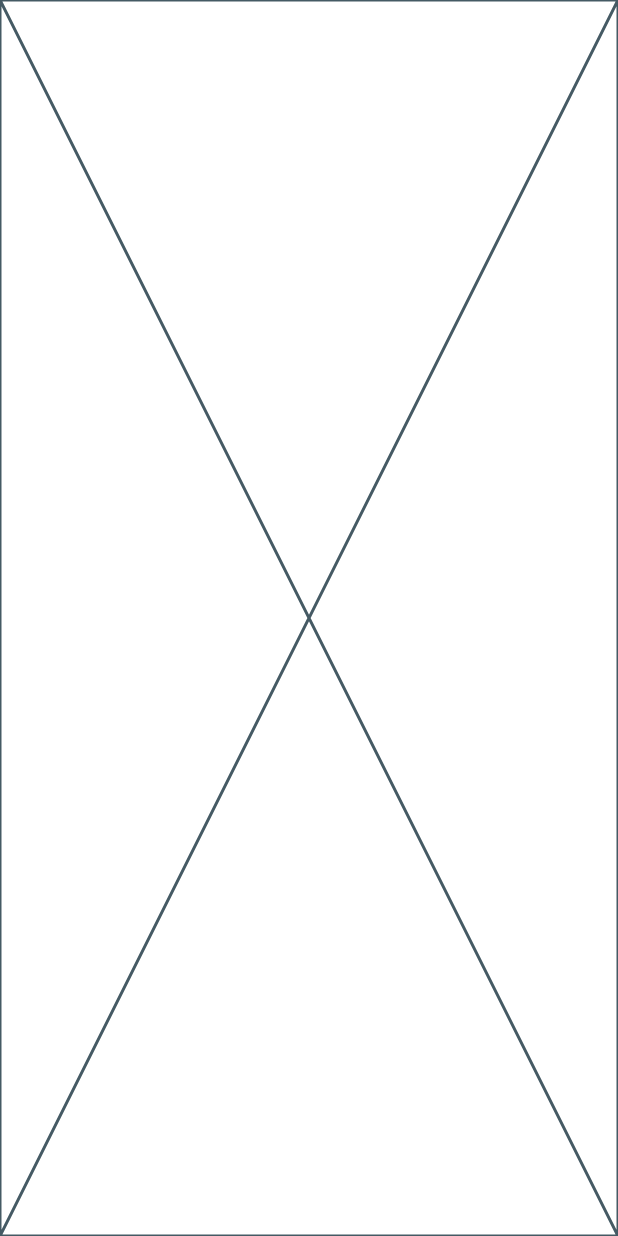
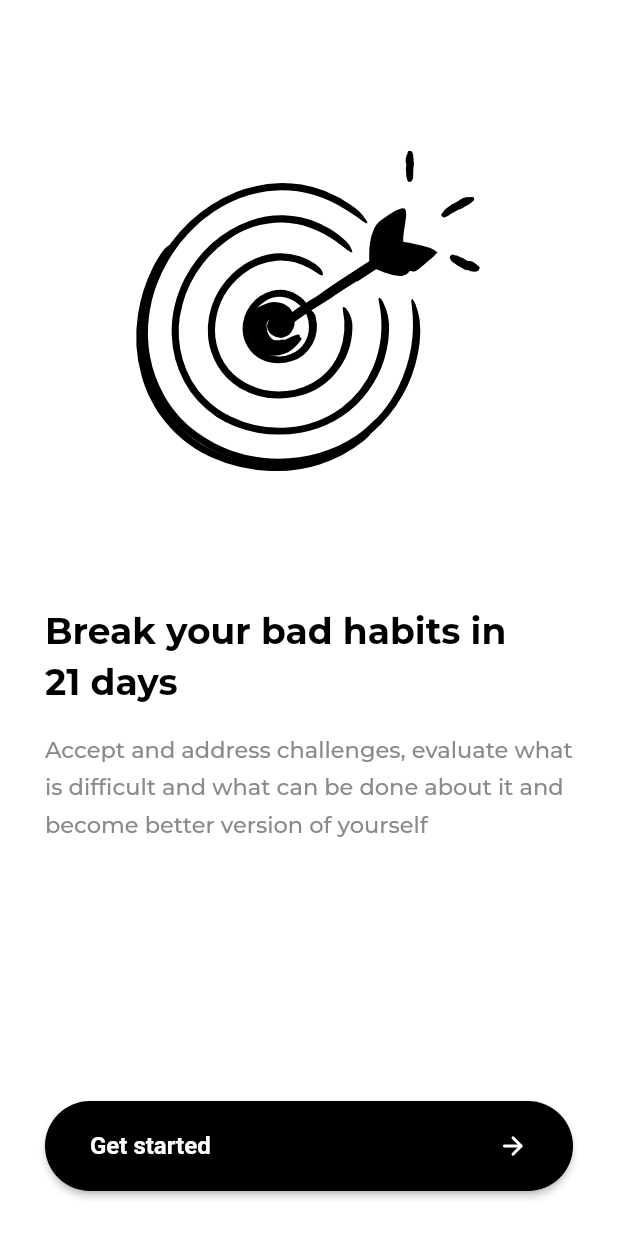
Before and after one commit to morismoze/flutter-debut, a Flutter app: the OnboardingScreen screen opened by its route, on a phone screen of 412 x 824 dp. Run offline on Flutter 3.47's test engine with Material 2 defaults, Android fonts, the phone set to English and light mode, and no system bars; our stand-ins replace flutter_svg, google_fonts, shared_preferences; accounts and stored records are empty; generated files the repository leaves out were written again.

Commit message:
Start implementing onboarding screen

```diff
--- a/lib/data/sharedpref/shared_preferences_constants.dart
+++ b/lib/data/sharedpref/shared_preferences_constants.dart
@@ -1,5 +1,5 @@
 class Preferences {
   Preferences._();
 
-  static const String is_onboarded = "isOnboarded";
+  static const String isOnboarded = "isOnboarded";
 }
--- a/lib/data/sharedpref/shared_preferences_helper.dart
+++ b/lib/data/sharedpref/shared_preferences_helper.dart
@@ -13,10 +13,10 @@ class SharedPreferencesHelper {
   }
 
   static bool? get isOnboarded {
-    return _sharedPreferences.getBool(Preferences.is_onboarded);
+    return _sharedPreferences.getBool(Preferences.isOnboarded);
   }
 
   static Future<bool> setIsOnboarded(bool isOnboarded) async {
-    return _sharedPreferences.setBool(Preferences.is_onboarded, isOnboarded);
+    return _sharedPreferences.setBool(Preferences.isOnboarded, isOnboarded);
   }
 }
--- /dev/null
+++ b/lib/l10n/I10n.yaml
@@ -0,0 +1,3 @@
+arb-dir: lib/l10n
+template-arb-file: app_en.arb
+output-localization-file: app_localizations.dart
--- /dev/null
+++ b/lib/l10n/app_en.arb
@@ -0,0 +1,5 @@
+{
+  "onboardingHeadline": "Break your bad habits in 21 days",
+  "onboardingDescription": "Accept and address challenges, evaluate what is difficult and what can be done about it and become better version of yourself",
+  "onboardingCta": "Get started"
+}
--- /dev/null
+++ b/lib/l10n/app_hr.arb
@@ -0,0 +1,5 @@
+{
+  "onboardingHeadline": "Odviknite se od loših navika za 21 dan",
+  "onboardingDescription": "Prihvatite i riješavajte izazove, procijenite što je teško i što se može učiniti po tom pitanju te postanite bolja verzija sebe",
+  "onboardingCta": "Započni"
+}
--- a/lib/main.dart
+++ b/lib/main.dart
@@ -11,7 +11,7 @@ Future<void> main() async {
   WidgetsFlutterBinding.ensureInitialized();
   await SharedPreferencesHelper.init();
   await setPreferredOrientations();
-  return runZonedGuarded(() async => runApp(App()), (error, stack) {});
+  return runZonedGuarded(() async => runApp(const App()), (error, stack) {});
 }
 
 Future<void> setPreferredOrientations() {
--- a/lib/routes.dart
+++ b/lib/routes.dart
@@ -12,8 +12,8 @@ class Routes {
   static const String home = '/home';
 
   static final routes = <String, WidgetBuilder>{
-    onboarding: (BuildContext context) => OnboardingScreen(),
-    home: (BuildContext context) => HomeScreen(),
-    login: (BuildContext context) => LoginScreen(),
+    onboarding: (BuildContext context) => const OnboardingScreen(),
+    home: (BuildContext context) => const HomeScreen(),
+    login: (BuildContext context) => const LoginScreen(),
   };
 }
--- a/lib/ui/constants/theme/app_theme.dart
+++ b/lib/ui/constants/theme/app_theme.dart
@@ -7,6 +7,7 @@ class AppThemeData {
 
   static const Color _primaryColorLight = Colors.black;
   static const Color _secondaryColorLight = Colors.white;
+  static const Color _tertiaryColorLight = Color(0xFF8A8A8A);
   static const Color _errorLight = Color(0xFFB10023);
 
   static ThemeData lightThemeData = themeData(lightColorScheme);
@@ -16,7 +17,7 @@ class AppThemeData {
     return ThemeData(
         colorScheme: colorScheme,
         textTheme: _textTheme,
-        primaryColor: const Color(0xFF000000),
+        primaryColor: _primaryColorLight,
         appBarTheme: AppBarTheme(
           backgroundColor: colorScheme.background,
           elevation: 0,
@@ -28,11 +29,12 @@ class AppThemeData {
   }
 
   // This is temporary solution for theme colors that are yet to be defined
-  static const Color _toDo = Color(0xFF000000);
+  static const Color _toDo = _primaryColorLight;
 
   static const ColorScheme lightColorScheme = ColorScheme(
     primary: _primaryColorLight,
     secondary: _secondaryColorLight,
+    tertiary: _tertiaryColorLight,
     background: _secondaryColorLight,
     surface: _secondaryColorLight,
     onBackground: _primaryColorLight,
@@ -47,6 +49,7 @@ class AppThemeData {
   static const ColorScheme darkColorScheme = ColorScheme(
     primary: _toDo,
     secondary: _toDo,
+    tertiary: _toDo,
     background: _toDo,
     surface: _toDo,
     onBackground: _toDo,
@@ -65,16 +68,27 @@ class AppThemeData {
 
   // Properties are placed from the largest to the smallest (top to bottom)
   static final TextTheme _textTheme = TextTheme(
-    headlineSmall: GoogleFonts.montserrat(fontWeight: _medium, fontSize: 16.0),
-    headlineMedium: GoogleFonts.montserrat(fontWeight: _bold, fontSize: 20.0),
-    headlineLarge: GoogleFonts.montserrat(fontWeight: _bold, fontSize: 24.0),
-    titleSmall: GoogleFonts.montserrat(fontWeight: _medium, fontSize: 14.0),
-    titleMedium: GoogleFonts.montserrat(fontWeight: _medium, fontSize: 16.0),
-    titleLarge: GoogleFonts.montserrat(fontWeight: _bold, fontSize: 16.0),
-    bodySmall: GoogleFonts.montserrat(fontWeight: _semiBold, fontSize: 16.0),
-    bodyMedium: GoogleFonts.montserrat(fontWeight: _regular, fontSize: 16.0),
-    bodyLarge: GoogleFonts.montserrat(fontWeight: _regular, fontSize: 14.0),
-    labelSmall: GoogleFonts.montserrat(fontWeight: _medium, fontSize: 12.0),
-    labelLarge: GoogleFonts.montserrat(fontWeight: _semiBold, fontSize: 14.0),
+    headlineSmall: GoogleFonts.montserrat(
+        fontWeight: _medium, fontSize: 16.0, height: 1.4),
+    headlineMedium:
+        GoogleFonts.montserrat(fontWeight: _bold, fontSize: 20.0, height: 1.4),
+    headlineLarge:
+        GoogleFonts.montserrat(fontWeight: _bold, fontSize: 24.0, height: 1.4),
+    titleSmall: GoogleFonts.montserrat(
+        fontWeight: _medium, fontSize: 14.0, height: 1.4),
+    titleMedium: GoogleFonts.montserrat(
+        fontWeight: _medium, fontSize: 16.0, height: 1.4),
+    titleLarge:
+        GoogleFonts.montserrat(fontWeight: _bold, fontSize: 16.0, height: 1.4),
+    bodySmall: GoogleFonts.montserrat(
+        fontWeight: _regular, fontSize: 14.0, height: 1.4),
+    bodyMedium: GoogleFonts.montserrat(
+        fontWeight: _regular, fontSize: 14.0, height: 1.4),
+    bodyLarge: GoogleFonts.montserrat(
+        fontWeight: _medium, fontSize: 15.0, height: 1.7),
+    labelSmall: GoogleFonts.montserrat(
+        fontWeight: _medium, fontSize: 12.0, height: 1.4),
+    labelLarge: GoogleFonts.montserrat(
+        fontWeight: _semiBold, fontSize: 14.0, height: 1.4),
   );
 }
--- a/lib/ui/constants/theme/buttons.dart
+++ b/lib/ui/constants/theme/buttons.dart
@@ -10,7 +10,7 @@ abstract class ButtonsTheme {
             backgroundColor: MaterialStateProperty.resolveWith(
                 (states) => colorScheme.primary),
             textStyle: MaterialStateProperty.resolveWith((states) =>
-                const TextStyle(fontSize: 14, fontWeight: FontWeight.bold)),
+                const TextStyle(fontSize: 16, fontWeight: FontWeight.bold)),
             foregroundColor:
                 MaterialStateProperty.all<Color>(colorScheme.secondary),
             shape: MaterialStateProperty.all<RoundedRectangleBorder>(
--- a/lib/ui/screens/home/home.dart
+++ b/lib/ui/screens/home/home.dart
@@ -10,6 +10,6 @@ class HomeScreen extends StatefulWidget {
 class _HomeScreenState extends State<HomeScreen> {
   @override
   Widget build(BuildContext context) {
-    return Scaffold(body: Column());
+    return Scaffold(body: Text('sdfsdfsf'));
   }
 }
--- a/lib/ui/screens/onboarding/onboarding.dart
+++ b/lib/ui/screens/onboarding/onboarding.dart
@@ -1,6 +1,10 @@
 import 'package:debutapp/data/sharedpref/shared_preferences_helper.dart';
+import 'package:debutapp/ui/screens/home/home.dart';
+import 'package:debutapp/ui/widgets/button.dart';
 import 'package:flutter/material.dart';
 import 'package:flutter/services.dart';
+import 'package:flutter_gen/gen_l10n/app_localizations.dart';
+import 'package:flutter_svg/flutter_svg.dart';
 
 class OnboardingScreen extends StatefulWidget {
   const OnboardingScreen({super.key});
@@ -9,39 +13,75 @@ class OnboardingScreen extends StatefulWidget {
   State<OnboardingScreen> createState() => _OnboardingScreenState();
 }
 
-class _OnboardingScreenState extends State<OnboardingScreen> with RouteAware {
-  final RouteObserver<ModalRoute> routeObserver = RouteObserver<ModalRoute>();
-
+class _OnboardingScreenState extends State<OnboardingScreen> {
   @override
   void initState() {
     SystemChrome.setEnabledSystemUIMode(SystemUiMode.immersiveSticky);
-    SystemChrome.setSystemUIOverlayStyle(SystemUiOverlayStyle(
-      statusBarColor: Colors.transparent,
-    ));
     super.initState();
   }
 
-  // This function is called when the state has loaded all of its
-  // dependencies and context is now available
-  @override
-  void didChangeDependencies() {
-    routeObserver.subscribe(this, ModalRoute.of(context)!);
-    super.didChangeDependencies();
-  }
-
-  @override
-  void didPushNext() {
+  void _handleCtaClick() {
+    Navigator.pushReplacement(
+      context,
+      MaterialPageRoute<void>(
+        builder: (BuildContext context) => const HomeScreen(),
+      ),
+    );
     SharedPreferencesHelper.setIsOnboarded(false);
   }
 
   @override
-  void dispose() {
-    routeObserver.unsubscribe(this);
-    super.dispose();
-  }
-
-  @override
   Widget build(BuildContext context) {
-    return const Placeholder();
+    return Scaffold(
+      body: SafeArea(
+          minimum: const EdgeInsets.all(30.0),
+          child: Column(
+            mainAxisAlignment: MainAxisAlignment.spaceBetween,
+            children: [
+              Expanded(
+                flex: 1,
+                child: SvgPicture.asset(
+                  'assets/images/onboarding.svg',
+                  semanticsLabel: 'Onboarding hero image',
+                  height: 260,
+                ),
+              ),
+              Expanded(
+                  flex: 1,
+                  child: Container(
+                    margin: const EdgeInsets.only(top: 20),
+                    child: Column(
+                      crossAxisAlignment: CrossAxisAlignment.start,
+                      children: [
+                        Padding(
+                          padding: const EdgeInsets.only(right: 25),
+                          child: Text(
+                              AppLocalizations.of(context).onboardingHeadline,
+                              style: Theme.of(context)
+                                  .textTheme
+                                  .headlineLarge!
+                                  .copyWith(
+                                      color: Theme.of(context).primaryColor)),
+                        ),
+                        const SizedBox(height: 15),
+                        Text(AppLocalizations.of(context).onboardingDescription,
+                            style: Theme.of(context)
+                                .textTheme
+                                .bodyLarge!
+                                .copyWith(
+                                    color: Theme.of(context)
+                                        .colorScheme
+                                        .tertiary)),
+                      ],
+                    ),
+                  )),
+              Button(
+                onPressed: _handleCtaClick,
+                text: AppLocalizations.of(context).onboardingCta,
+                suffixIconData: Icons.arrow_forward_rounded,
+              )
+            ],
+          )),
+    );
   }
 }
--- a/lib/ui/widgets/button.dart
+++ b/lib/ui/widgets/button.dart
@@ -5,7 +5,7 @@ class Button extends StatelessWidget {
   final String text;
   final Color? backgroundColor;
   final Color? textColor;
-  final IconData? iconData;
+  final IconData? suffixIconData;
   final Color? iconColor;
 
   const Button(
@@ -14,7 +14,7 @@ class Button extends StatelessWidget {
       required this.text,
       this.backgroundColor,
       this.textColor,
-      this.iconData,
+      this.suffixIconData,
       this.iconColor})
       : super(key: key);
 
@@ -25,12 +25,25 @@ class Button extends StatelessWidget {
         child: ElevatedButton(
           style: ElevatedButtonTheme.of(context).style,
           onPressed: onPressed,
-          child: Row(
-            mainAxisAlignment: iconData == null
-                ? MainAxisAlignment.center
-                : MainAxisAlignment.spaceBetween,
-            crossAxisAlignment: CrossAxisAlignment.center,
-            children: [Text(text)],
+          child: Padding(
+            padding: const EdgeInsets.symmetric(horizontal: 30.0),
+            child: Row(
+              mainAxisAlignment: suffixIconData == null
+                  ? MainAxisAlignment.center
+                  : MainAxisAlignment.spaceBetween,
+              crossAxisAlignment: CrossAxisAlignment.center,
+              children: [
+                if (suffixIconData != null) ...[
+                  Text(text),
+                  Icon(
+                    suffixIconData,
+                    size: 20,
+                  )
+                ] else ...[
+                  Text(text),
+                ]
+              ],
+            ),
           ),
         ));
   }
```
Also changed, not shown: lib/ui/app.dart (+16 -8 lines), pubspec.yaml (+5 -27 lines), assets/images/onboarding.svg (added), pubspec.lock.
